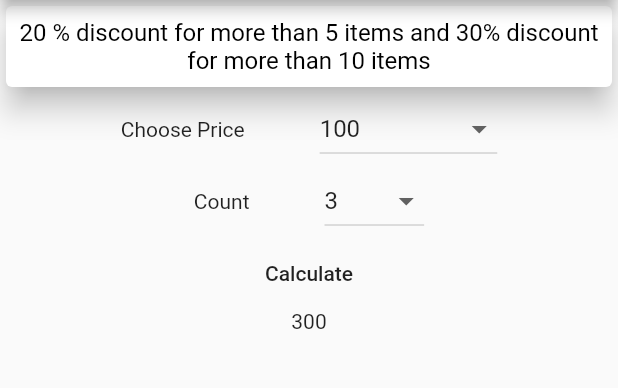
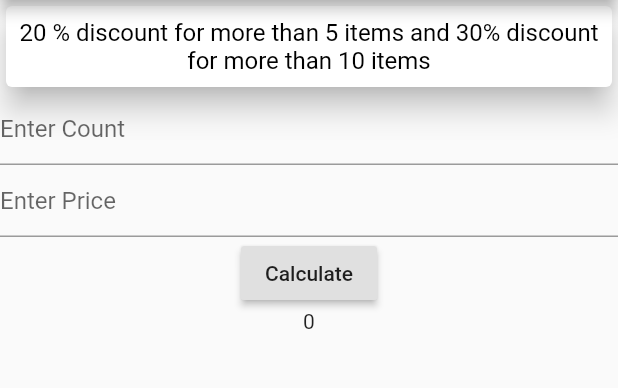
Before and after one commit to Rubywai/simple_unit_test_without_mock, a Flutter app: the screen it shows after launch, after a tap on "Calculate", on a phone screen of 412 x 824 dp, the part 84-472 px from its top. Run offline on Flutter 3.47's test engine with Material 2 defaults, Android fonts, the phone set to English and light mode, and no system bars.

```diff
--- a/lib/main.dart
+++ b/lib/main.dart
@@ -12,11 +12,10 @@ class MyApp extends StatefulWidget {
 }
 
 class _MyAppState extends State<MyApp> {
-  List<int> _priceList = [100,200,300,400,500];
-  int _price = 100;
-  num _totalPrice = 0;
-  List<int> _countList = [3,5,7,9,10,15,18];
-  int _count = 3;
+
+  TextEditingController _priceController = TextEditingController();
+  TextEditingController _countController = TextEditingController();
+  double _total = 0;
   @override
   Widget build(BuildContext context) {
     return MaterialApp(
@@ -33,66 +32,35 @@ class _MyAppState extends State<MyApp> {
                   textAlign: TextAlign.center,),
                 ),
               ),
-             Row(
-               mainAxisAlignment: MainAxisAlignment.center,
-               children: [
-                 Text('Choose Price'),
-                 SizedBox(width: 50,),
-                 DropdownButton<int>(
-                   key: ValueKey('PriceDropDown'),
-                   hint: Text('Choose Price'),
-                   value: _price,
-                   items: _priceList.map((price) {
-                     return DropdownMenuItem<int>(
-                       key: ValueKey(price),
-                       child: Text('$price'),
-                       value: price,
-                     );
-                   }
-                   ).toList(),
-                   onChanged: (value) {
-                     setState(() {
-                       _price = value;
-                     });
-                   },
-                 )
-               ],
-             ),
-              Row(
-                mainAxisAlignment: MainAxisAlignment.center,
-                children: [
-                  Text('Count'),
-                  SizedBox(width: 50,),
-                  DropdownButton<int>(
-                    key: ValueKey('CountDropdown'),
-                    hint: Text('Count'),
-                    value: _count,
-                    items: _countList.map((count) {
-                      return DropdownMenuItem<int>(
-                        key: ValueKey(count),
-                        child: Text('$count'),
-                        value: count,
-                      );
-                    }
-                    ).toList(),
-                    onChanged: (value) {
-                      setState(() {
-                        _count = value;
-                      });
-                    },
-                  )
-                ],
+              TextField(
+                key: Key('countKey'),
+                controller: _countController,
+                keyboardType: TextInputType.number,
+                decoration: InputDecoration(
+                  hintText: 'Enter Count'
+                ),
               ),
-              MaterialButton(
+              TextField(
+                key : Key('priceKey'),
+                controller: _priceController,
+                keyboardType: TextInputType.number,
+                decoration: InputDecoration(
+                  hintText: 'Enter Price'
+                ),
+              ),
+              RaisedButton(
+                key: Key('btn'),
                 child: Text('Calculate'),
                 onPressed: (){
                   setState(() {
-                    num price = eachPrice(_count,_price);
-                    _totalPrice = totalPrice(_count, price);
+                     num _eachPrice = eachPrice(int.parse(_countController.text), int.parse(_priceController.text));
+                    _total = totalPrice(int.parse(_countController.text), _eachPrice);
+
                   });
                 },
               ),
-              Text('$_totalPrice'.trim())
+              Text('${_total.ceil()}')
+
 
             ],
           ),
--- a/pubspec.yaml
+++ b/pubspec.yaml
@@ -34,6 +34,7 @@ dev_dependencies:
     sdk: flutter
   flutter_test:
     sdk: flutter
+  test:
 
 # For information on the generic Dart part of this file, see the
 # following page: https://dart.dev/tools/pub/pubspec
```
Also changed, not shown: test_driver/app.dart (added, +8 -0 lines), test_driver/app_test.dart (added, +36 -0 lines), pubspec.lock, 2 other files.
